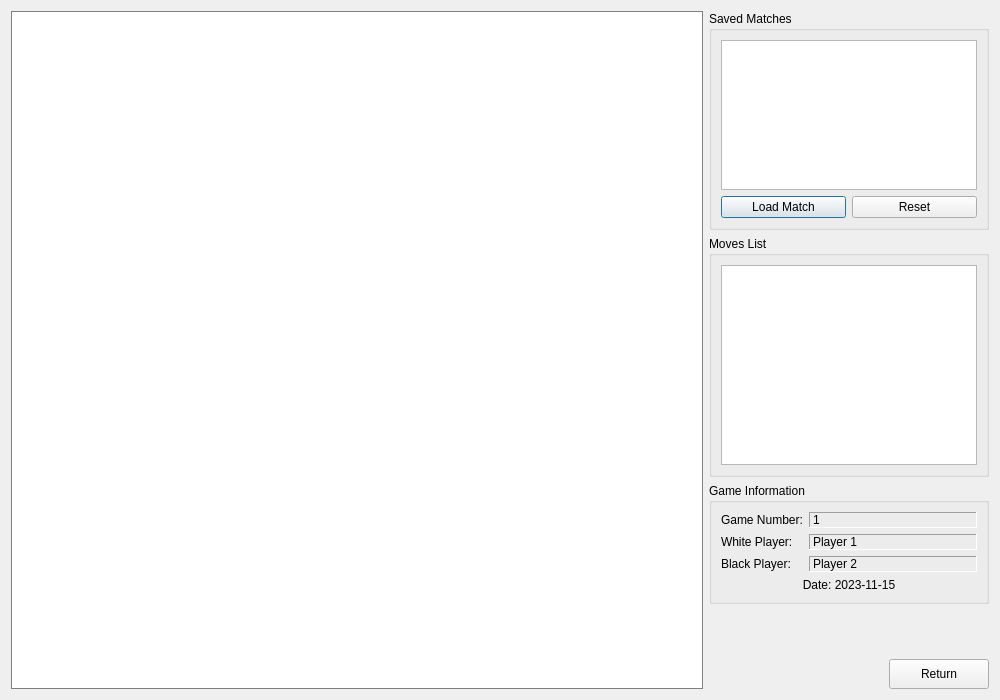
First picture: the form in ui/viewHistory.ui, repository AlienWolfX/thesis-chess, before the edit.
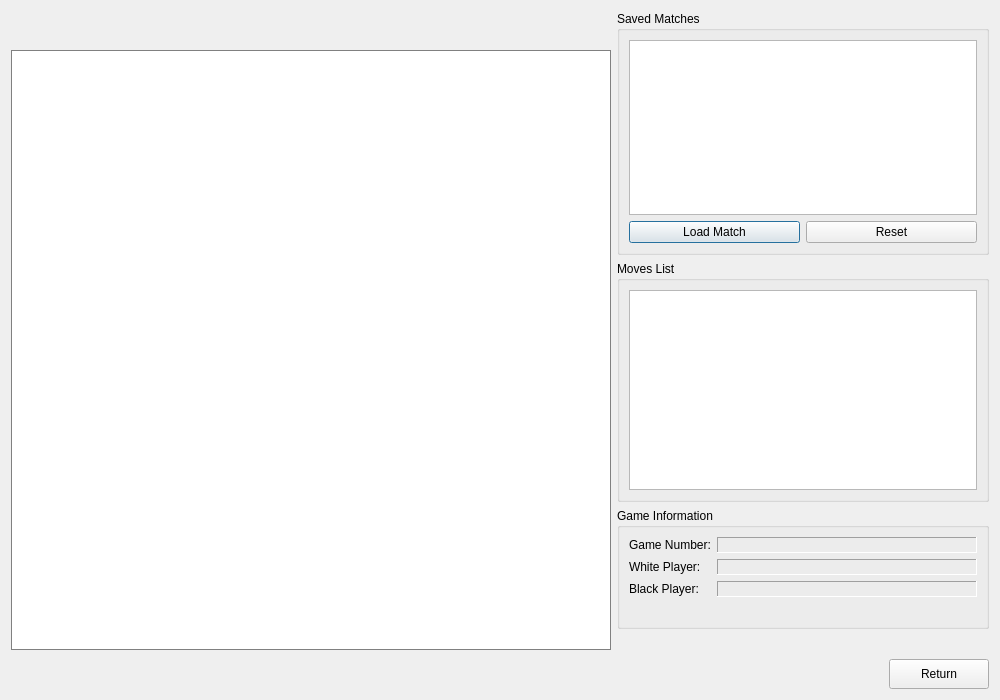
Second picture: the form after the edit. Icons and pictures are not drawn.

```diff
--- a/ui/viewHistory.ui
+++ b/ui/viewHistory.ui
@@ -95,11 +95,23 @@
    <item row="0" column="0" rowspan="5">
     <widget class="QLabel" name="chessOutput">
      <property name="sizePolicy">
-      <sizepolicy hsizetype="Preferred" vsizetype="Preferred">
-       <horstretch>2</horstretch>
-       <verstretch>1</verstretch>
+      <sizepolicy hsizetype="Fixed" vsizetype="Fixed">
+       <horstretch>0</horstretch>
+       <verstretch>0</verstretch>
       </sizepolicy>
      </property>
+     <property name="minimumSize">
+      <size>
+       <width>600</width>
+       <height>600</height>
+      </size>
+     </property>
+     <property name="maximumSize">
+      <size>
+       <width>600</width>
+       <height>600</height>
+      </size>
+     </property>
      <property name="styleSheet">
       <string notr="true">background-color: white; border: 1px solid gray;</string>
      </property>
@@ -156,7 +168,7 @@
          <enum>QFrame::Sunken</enum>
         </property>
         <property name="text">
-         <string>1</string>
+         <string/>
         </property>
        </widget>
       </item>
@@ -176,7 +188,7 @@
          <enum>QFrame::Sunken</enum>
         </property>
         <property name="text">
-         <string>Player 1</string>
+         <string/>
         </property>
        </widget>
       </item>
@@ -196,14 +208,14 @@
          <enum>QFrame::Sunken</enum>
         </property>
         <property name="text">
-         <string>Player 2</string>
+         <string/>
         </property>
        </widget>
       </item>
       <item row="3" column="0" colspan="2">
        <widget class="QLabel" name="labelDate">
         <property name="text">
-         <string>Date: 2023-11-15</string>
+         <string/>
         </property>
         <property name="alignment">
          <set>Qt::AlignCenter</set>
```
